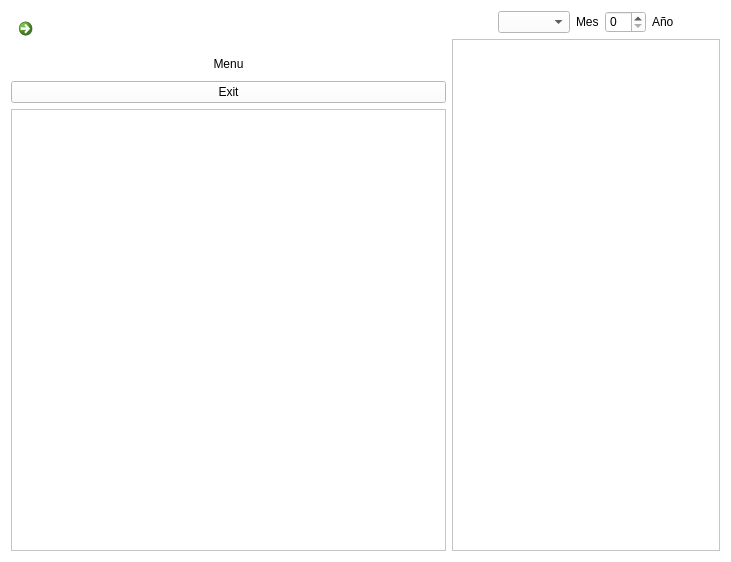
Old version of the form PracticalOne/widget.ui in the repository GhostRiderDev/CalendarAppForDesktop.
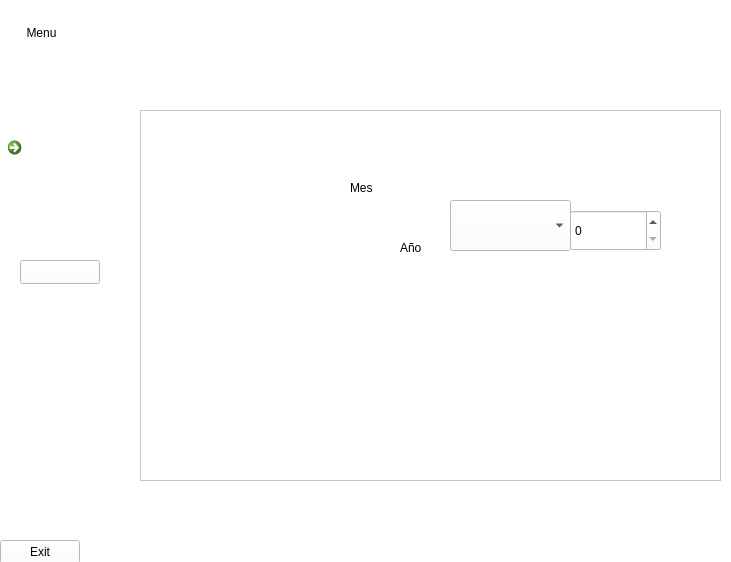
New version of the form. Icons and pictures are not drawn.

What changed in the file:
```diff
--- a/PracticalOne/widget.ui
+++ b/PracticalOne/widget.ui
@@ -16,118 +16,83 @@
   <property name="styleSheet">
    <string notr="true">background-color: rgb(255, 255, 255);</string>
   </property>
-  <layout class="QGridLayout" name="gridLayout">
-   <item row="0" column="1">
-    <layout class="QVBoxLayout" name="LayoutTableAndbuttons">
-     <property name="sizeConstraint">
-      <enum>QLayout::SetMaximumSize</enum>
-     </property>
-     <property name="leftMargin">
-      <number>0</number>
-     </property>
-     <item>
-      <layout class="QHBoxLayout" name="horizontalLayout_2">
-       <property name="sizeConstraint">
-        <enum>QLayout::SetMaximumSize</enum>
-       </property>
-       <item>
-        <widget class="QPushButton" name="buttonAtras">
+  <widget class="QPushButton" name="ButtonDeleteEvent">
+   <property name="geometry">
+    <rect>
+     <x>20</x>
+     <y>260</y>
+     <width>80</width>
+     <height>24</height>
+    </rect>
+   </property>
          <property name="text">
           <string/>
          </property>
          <property name="icon">
           <iconset resource="res.qrc">
-           <normaloff>:/new/prefix1/flechaRetroceder.png</normaloff>:/new/prefix1/flechaRetroceder.png</iconset>
-         </property>
-         <property name="iconSize">
-          <size>
-           <width>50</width>
-           <height>50</height>
-          </size>
-         </property>
-         <property name="flat">
-          <bool>true</bool>
-         </property>
-        </widget>
-       </item>
-       <item>
-        <widget class="QComboBox" name="mesNow">
-         <property name="sizePolicy">
-          <sizepolicy hsizetype="Preferred" vsizetype="Preferred">
-           <horstretch>0</horstretch>
-           <verstretch>0</verstretch>
-          </sizepolicy>
-         </property>
-        </widget>
-       </item>
-       <item>
-        <widget class="QLabel" name="label">
-         <property name="text">
-          <string>Mes</string>
-         </property>
-        </widget>
-       </item>
-       <item>
-        <widget class="QSpinBox" name="spinBoxAnio">
-         <property name="sizePolicy">
-          <sizepolicy hsizetype="Maximum" vsizetype="Preferred">
-           <horstretch>0</horstretch>
-           <verstretch>0</verstretch>
-          </sizepolicy>
-         </property>
-        </widget>
-       </item>
-       <item>
-        <widget class="QLabel" name="anio">
-         <property name="text">
-          <string>Año</string>
-         </property>
-        </widget>
-       </item>
-       <item>
-        <widget class="QPushButton" name="buttonNextMonth">
-         <property name="text">
-          <string/>
-         </property>
-         <property name="icon">
-          <iconset resource="res.qrc">
-           <normaloff>:/new/prefix1/flechaAvanzar (1).png</normaloff>:/new/prefix1/flechaAvanzar (1).png</iconset>
-         </property>
-         <property name="iconSize">
-          <size>
-           <width>50</width>
-           <height>50</height>
-          </size>
-         </property>
-         <property name="flat">
-          <bool>true</bool>
-         </property>
-        </widget>
-       </item>
-      </layout>
-     </item>
-     <item>
+     <normaloff>:/new/prefix1/imgDelete.png</normaloff>:/new/prefix1/imgDelete.png</iconset>
+   </property>
+  </widget>
       <widget class="QTableWidget" name="tablecalendar">
+   <property name="geometry">
+    <rect>
+     <x>140</x>
+     <y>110</y>
+     <width>581</width>
+     <height>371</height>
+    </rect>
+   </property>
        <property name="sizePolicy">
         <sizepolicy hsizetype="Preferred" vsizetype="Preferred">
          <horstretch>0</horstretch>
          <verstretch>0</verstretch>
         </sizepolicy>
        </property>
-      </widget>
-     </item>
-    </layout>
-   </item>
-   <item row="0" column="0">
-    <layout class="QVBoxLayout" name="verticalLayout_2" stretch="0,0,0,0">
-     <property name="sizeConstraint">
-      <enum>QLayout::SetMinimumSize</enum>
-     </property>
-     <property name="rightMargin">
-      <number>0</number>
-     </property>
-     <item>
+   <property name="maximumSize">
+    <size>
+     <width>16777215</width>
+     <height>16777215</height>
+    </size>
+   </property>
+  </widget>
+  <widget class="QPushButton" name="buttonMenu">
+   <property name="geometry">
+    <rect>
+     <x>0</x>
+     <y>10</y>
+     <width>83</width>
+     <height>46</height>
+    </rect>
+   </property>
+   <property name="autoFillBackground">
+    <bool>false</bool>
+   </property>
+   <property name="text">
+    <string>Menu</string>
+   </property>
+   <property name="icon">
+    <iconset resource="res.qrc">
+     <normaloff>:/new/prefix1/menu.png</normaloff>:/new/prefix1/menu.png</iconset>
+   </property>
+   <property name="iconSize">
+    <size>
+     <width>40</width>
+     <height>40</height>
+    </size>
+   </property>
+   <property name="flat">
+    <bool>true</bool>
+   </property>
+  </widget>
       <widget class="QCommandLinkButton" name="crearEvento">
+   <property name="geometry">
+    <rect>
+     <x>0</x>
+     <y>130</y>
+     <width>121</width>
+     <height>81</height>
+    </rect>
+   </property>
        <property name="autoFillBackground">
         <bool>false</bool>
        </property>
@@ -152,44 +117,141 @@
         <bool>false</bool>
        </property>
       </widget>
-     </item>
-     <item>
-      <widget class="QPushButton" name="pushButton">
-       <property name="autoFillBackground">
-        <bool>false</bool>
-       </property>
-       <property name="text">
-        <string>Menu</string>
-       </property>
-       <property name="icon">
-        <iconset resource="res.qrc">
-         <normaloff>:/new/prefix1/menu.png</normaloff>:/new/prefix1/menu.png</iconset>
-       </property>
-       <property name="iconSize">
-        <size>
-         <width>40</width>
-         <height>40</height>
-        </size>
-       </property>
-       <property name="flat">
-        <bool>true</bool>
-       </property>
-      </widget>
-     </item>
-     <item>
       <widget class="QPushButton" name="buttonExit">
+   <property name="geometry">
+    <rect>
+     <x>0</x>
+     <y>540</y>
+     <width>80</width>
+     <height>24</height>
+    </rect>
+   </property>
        <property name="text">
         <string>Exit</string>
        </property>
       </widget>
-     </item>
-     <item>
-      <widget class="QTableView" name="TableBase"/>
-     </item>
-    </layout>
-   </item>
-  </layout>
- </widget>
+  <widget class="QComboBox" name="mesNow">
+   <property name="geometry">
+    <rect>
+     <x>450</x>
+     <y>200</y>
+     <width>121</width>
+     <height>51</height>
+    </rect>
+   </property>
+   <property name="sizePolicy">
+    <sizepolicy hsizetype="Preferred" vsizetype="Preferred">
+     <horstretch>0</horstretch>
+     <verstretch>0</verstretch>
+    </sizepolicy>
+   </property>
+  </widget>
+  <widget class="QPushButton" name="buttonAtras">
+   <property name="geometry">
+    <rect>
+     <x>270</x>
+     <y>210</y>
+     <width>62</width>
+     <height>56</height>
+    </rect>
+   </property>
+   <property name="text">
+    <string/>
+   </property>
+   <property name="icon">
+    <iconset resource="res.qrc">
+     <normaloff>:/new/prefix1/flechaRetroceder.png</normaloff>:/new/prefix1/flechaRetroceder.png</iconset>
+   </property>
+   <property name="iconSize">
+    <size>
+     <width>50</width>
+     <height>50</height>
+    </size>
+   </property>
+   <property name="flat">
+    <bool>true</bool>
+   </property>
+  </widget>
+  <widget class="QLabel" name="labelMonth">
+   <property name="geometry">
+    <rect>
+     <x>350</x>
+     <y>180</y>
+     <width>22</width>
+     <height>16</height>
+    </rect>
+   </property>
+   <property name="text">
+    <string>Mes</string>
+   </property>
+  </widget>
+  <widget class="QSpinBox" name="spinBoxAnio">
+   <property name="geometry">
+    <rect>
+     <x>570</x>
+     <y>210</y>
+     <width>91</width>
+     <height>41</height>
+    </rect>
+   </property>
+   <property name="sizePolicy">
+    <sizepolicy hsizetype="Maximum" vsizetype="Preferred">
+     <horstretch>0</horstretch>
+     <verstretch>0</verstretch>
+    </sizepolicy>
+   </property>
+  </widget>
+  <widget class="QLabel" name="labelYear">
+   <property name="geometry">
+    <rect>
+     <x>400</x>
+     <y>240</y>
+     <width>22</width>
+     <height>16</height>
+    </rect>
+   </property>
+   <property name="text">
+    <string>Año</string>
+   </property>
+  </widget>
+  <widget class="QPushButton" name="buttonNextMonth">
+   <property name="geometry">
+    <rect>
+     <x>530</x>
+     <y>290</y>
+     <width>62</width>
+     <height>56</height>
+    </rect>
+   </property>
+   <property name="text">
+    <string/>
+   </property>
+   <property name="icon">
+    <iconset resource="res.qrc">
+     <normaloff>:/new/prefix1/flechaAvanzar (1).png</normaloff>:/new/prefix1/flechaAvanzar (1).png</iconset>
+   </property>
+   <property name="iconSize">
+    <size>
+     <width>50</width>
+     <height>50</height>
+    </size>
+   </property>
+   <property name="flat">
+    <bool>true</bool>
+   </property>
+  </widget>
+ </widget>
+ <tabstops>
+  <tabstop>tablecalendar</tabstop>
+  <tabstop>ButtonDeleteEvent</tabstop>
+  <tabstop>mesNow</tabstop>
+  <tabstop>spinBoxAnio</tabstop>
+  <tabstop>buttonNextMonth</tabstop>
+  <tabstop>buttonAtras</tabstop>
+  <tabstop>crearEvento</tabstop>
+  <tabstop>buttonMenu</tabstop>
+  <tabstop>buttonExit</tabstop>
+ </tabstops>
  <resources>
   <include location="res.qrc"/>
  </resources>
```
Lines whose indentation alone changed are shown as unchanged.
